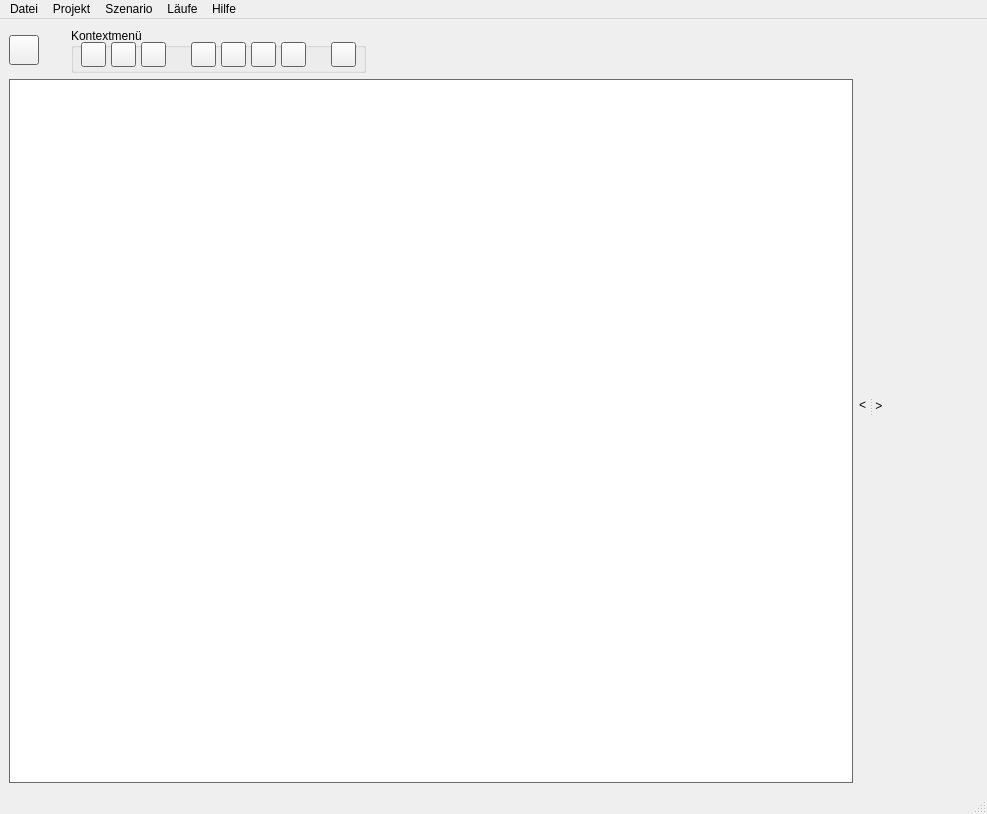
Old version of the form src/gui_vm/view/qt_designed/main_window.ui in the repository ChrFr/gui_vm.
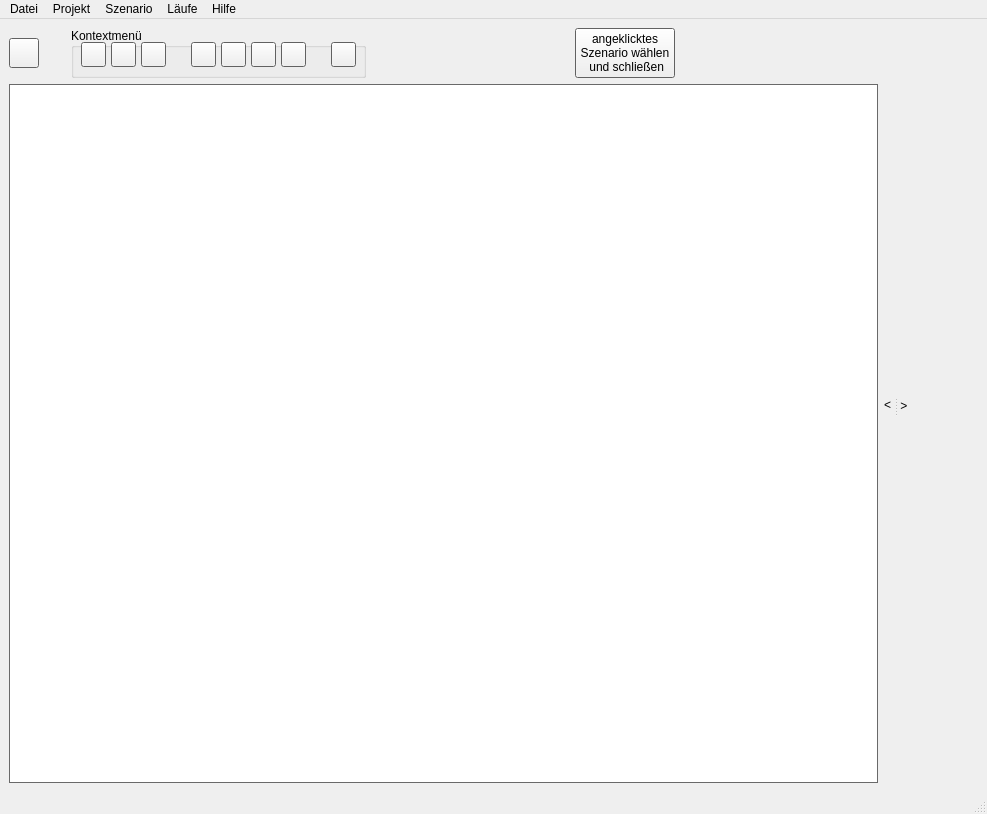
New version of the form. Icons and pictures are not drawn.

Commit message: Scenario wählen Button für validate_scenario

Diff of the .ui file:
```diff
--- a/src/gui_vm/view/qt_designed/main_window.ui
+++ b/src/gui_vm/view/qt_designed/main_window.ui
@@ -118,37 +118,26 @@
             <property name="sizeConstraint">
              <enum>QLayout::SetDefaultConstraint</enum>
             </property>
-            <item row="0" column="3" colspan="2">
-             <spacer name="horizontalSpacer_4">
-              <property name="orientation">
-               <enum>Qt::Horizontal</enum>
-              </property>
-              <property name="sizeType">
-               <enum>QSizePolicy::Fixed</enum>
-              </property>
-              <property name="sizeHint" stdset="0">
+            <item row="0" column="9">
+             <widget class="QPushButton" name="scenario_choice_button">
+              <property name="minimumSize">
                <size>
-                <width>20</width>
-                <height>20</height>
+                <width>100</width>
+                <height>50</height>
                </size>
               </property>
-             </spacer>
-            </item>
-            <item row="0" column="8">
-             <spacer name="horizontalSpacer_3">
-              <property name="orientation">
-               <enum>Qt::Horizontal</enum>
-              </property>
-              <property name="sizeType">
-               <enum>QSizePolicy::Expanding</enum>
-              </property>
-              <property name="sizeHint" stdset="0">
+              <property name="maximumSize">
                <size>
-                <width>40</width>
-                <height>20</height>
+                <width>16777215</width>
+                <height>16777215</height>
                </size>
               </property>
-             </spacer>
+              <property name="text">
+               <string>angeklicktes
+Szenario wählen 
+ und schließen</string>
+              </property>
+             </widget>
             </item>
             <item row="0" column="0">
              <widget class="QPushButton" name="open_button">
@@ -182,6 +171,38 @@
               </property>
              </widget>
             </item>
+            <item row="0" column="3" colspan="2">
+             <spacer name="horizontalSpacer_4">
+              <property name="orientation">
+               <enum>Qt::Horizontal</enum>
+              </property>
+              <property name="sizeType">
+               <enum>QSizePolicy::Fixed</enum>
+              </property>
+              <property name="sizeHint" stdset="0">
+               <size>
+                <width>20</width>
+                <height>20</height>
+               </size>
+              </property>
+             </spacer>
+            </item>
+            <item row="0" column="10">
+             <spacer name="horizontalSpacer_3">
+              <property name="orientation">
+               <enum>Qt::Horizontal</enum>
+              </property>
+              <property name="sizeType">
+               <enum>QSizePolicy::Expanding</enum>
+              </property>
+              <property name="sizeHint" stdset="0">
+               <size>
+                <width>40</width>
+                <height>20</height>
+               </size>
+              </property>
+             </spacer>
+            </item>
             <item row="0" column="5" colspan="3">
              <widget class="QGroupBox" name="context_button_group">
               <property name="minimumSize">
@@ -428,6 +449,19 @@
               </widget>
              </widget>
             </item>
+            <item row="0" column="8">
+             <spacer name="horizontalSpacer">
+              <property name="orientation">
+               <enum>Qt::Horizontal</enum>
+              </property>
+              <property name="sizeHint" stdset="0">
+               <size>
+                <width>40</width>
+                <height>20</height>
+               </size>
+              </property>
+             </spacer>
+            </item>
            </layout>
           </item>
           <item>
```
The commit also changes 2 other files.
